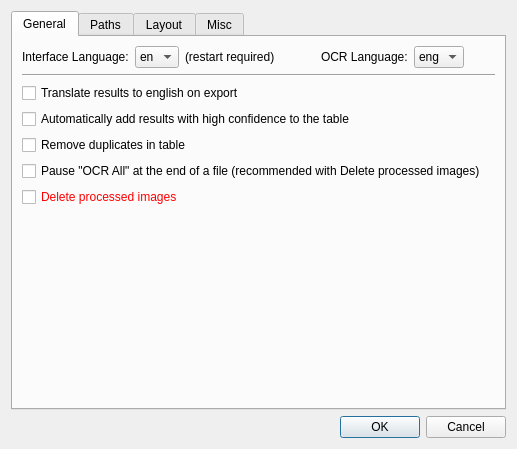
seeebek/EliteOCR, file settingsUI.ui: the form before one commit.
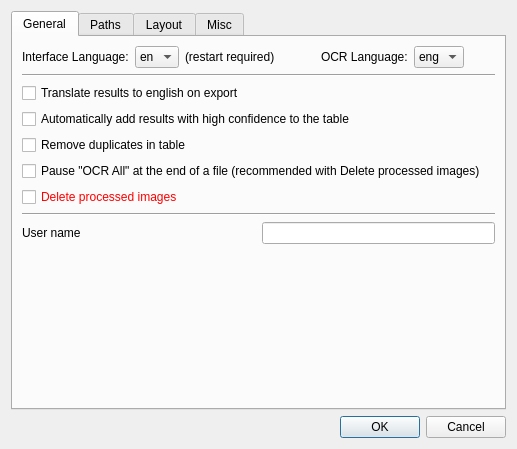
The form after the commit. Icons and pictures are not drawn.

```diff
--- a/settingsUI.ui
+++ b/settingsUI.ui
@@ -181,6 +181,27 @@
          </item>
         </layout>
        </item>
+       <item>
+        <widget class="Line" name="line_5">
+         <property name="orientation">
+          <enum>Qt::Horizontal</enum>
+         </property>
+        </widget>
+       </item>
+       <item>
+        <layout class="QHBoxLayout" name="horizontalLayout_15" stretch="1,1">
+         <item>
+          <widget class="QLabel" name="label_18">
+           <property name="text">
+            <string>User name</string>
+           </property>
+          </widget>
+         </item>
+         <item>
+          <widget class="QLineEdit" name="user_name"/>
+         </item>
+        </layout>
+       </item>
        <item>
         <spacer name="verticalSpacer_2">
          <property name="orientation">
```
